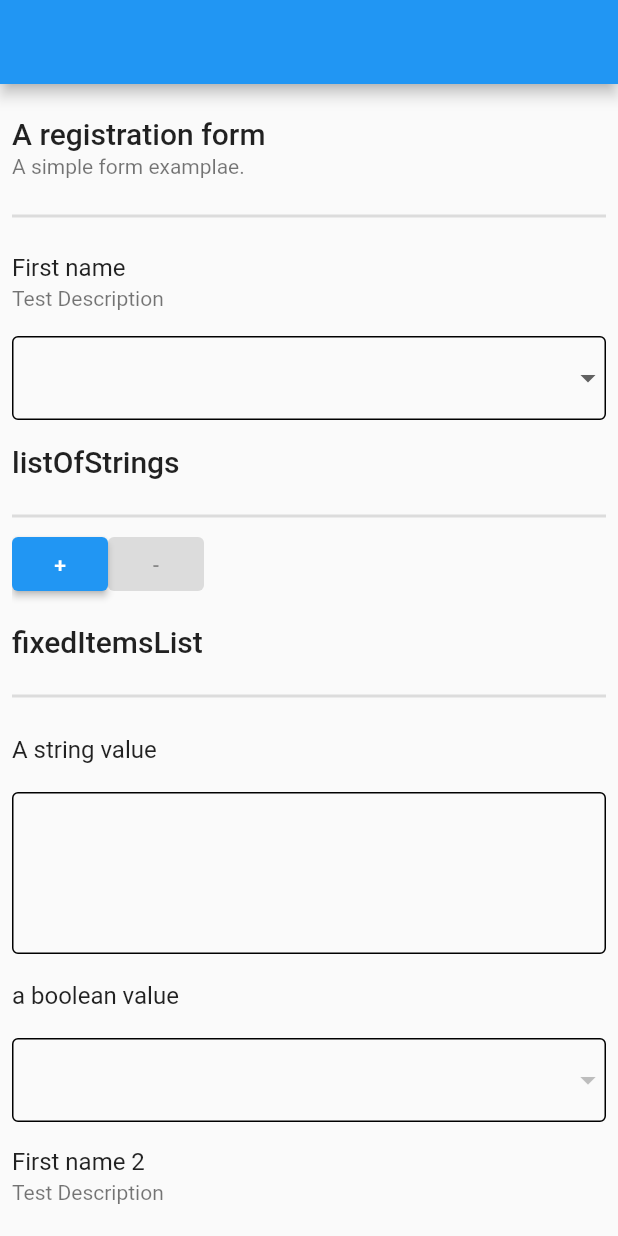
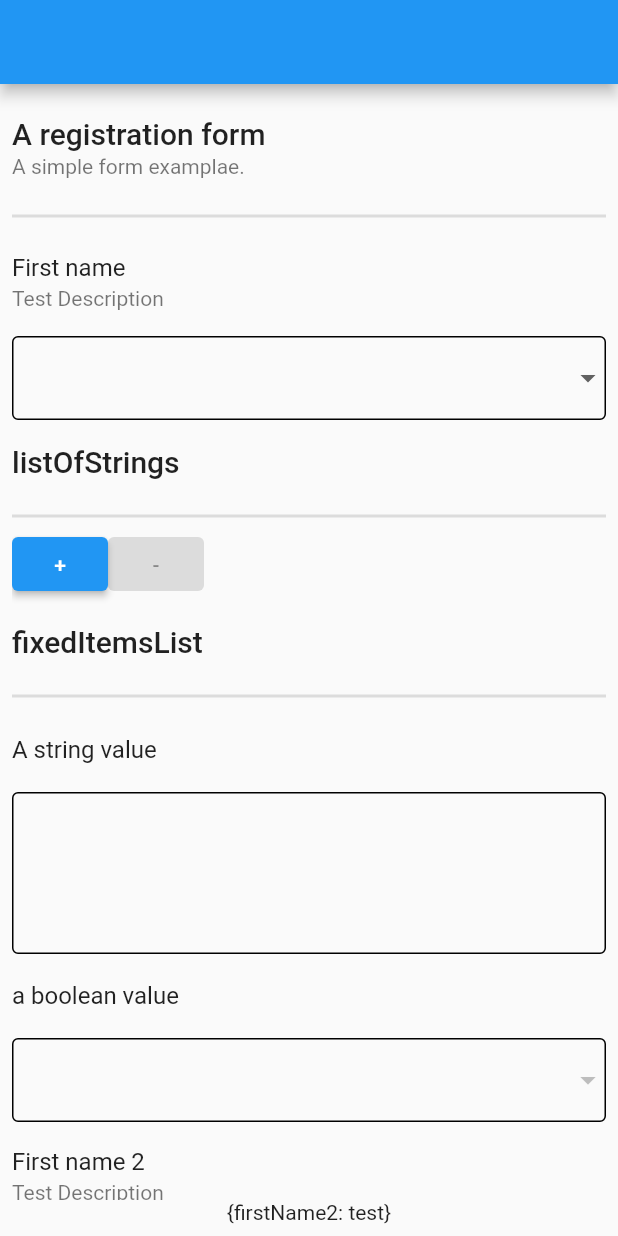
Before and after one commit to aTNa-Lab/atna_json_schema_form, a Flutter app: the screen it shows after launch, on a phone screen of 412 x 824 dp. Run offline on Flutter 3.47's test engine with Material 2 defaults, Android fonts, the phone set to English and light mode, and no system bars; our stand-ins replace bloc, equatable, flutter_bloc.

Commit message:
Add onchange callback; Implement on change in text_widget.

```diff
--- a/lib/main.dart
+++ b/lib/main.dart
@@ -28,7 +28,7 @@ class HomePage extends StatefulWidget {
 }
 
 class _HomePageState extends State<HomePage> {
-  late final Map<String, dynamic> formData;
+  late Map<String, dynamic> _formData;
   late final Map<String, dynamic> json;
   late final Map<String, dynamic> ui;
 
@@ -94,7 +94,7 @@ class _HomePageState extends State<HomePage> {
         ],
       },
     };
-    formData = {'firstName2': 'test'};
+    _formData = {'firstName2': 'test'};
     super.initState();
   }
 
@@ -104,10 +104,22 @@ class _HomePageState extends State<HomePage> {
       appBar: AppBar(),
       body: Padding(
         padding: const EdgeInsets.all(8.0),
-        child: FlutterJsonSchemaForm(
-          schema: json,
-          uiSchema: ui,
-          formData: formData,
+        child: Column(
+          children: [
+            Expanded(
+              child: FlutterJsonSchemaForm(
+                schema: json,
+                uiSchema: ui,
+                formData: _formData,
+                onChange: (formData) {
+                  setState(() {
+                    _formData = formData;
+                  });
+                },
+              ),
+            ),
+            Text(_formData.toString()),
+          ],
         ),
       ),
     );
--- a/packages/flutter_json_schema_form/lib/src/bloc/form_bloc.dart
+++ b/packages/flutter_json_schema_form/lib/src/bloc/form_bloc.dart
@@ -1,11 +1,19 @@
 import 'package:bloc/bloc.dart';
 import 'package:equatable/equatable.dart';
 
+import '../../flutter_json_schema_form.dart';
+
 part 'form_event.dart';
+
 part 'form_state.dart';
 
 class FormBloc extends Bloc<FormEvent, FormState> {
-  FormBloc([Map<String, dynamic>? formData]) : super(FormInitial(formData ?? {})) {
+  final ChangeFormCallback? onChangeCallback;
+
+  FormBloc({
+    Map<String, dynamic>? formData,
+    this.onChangeCallback,
+  }) : super(FormInitial(formData ?? {})) {
     on<ChangeFormEvent>(_onChangeFormEvent);
     on<SubmitFormEvent>(_onSubmitFormEvent);
   }
@@ -16,6 +24,9 @@ class FormBloc extends Bloc<FormEvent, FormState> {
     final prevState = state.formData;
     final Map<String, dynamic> newState = {...prevState, id: value};
     emit(FormModified(newState));
+    if (onChangeCallback != null) {
+      onChangeCallback!(newState);
+    }
   }
 
   void _onSubmitFormEvent(SubmitFormEvent event, Emitter<FormState> emit) {}
--- a/packages/flutter_json_schema_form/lib/src/flutter_json_schema_form.dart
+++ b/packages/flutter_json_schema_form/lib/src/flutter_json_schema_form.dart
@@ -5,16 +5,20 @@ import 'bloc/form_bloc.dart';
 import 'models/models.dart';
 import 'widgets/widgets.dart';
 
+typedef ChangeFormCallback = Function(Map<String, dynamic> formData);
+
 class FlutterJsonSchemaForm extends StatefulWidget {
   final Map<String, dynamic> schema;
   final Map<String, dynamic>? uiSchema;
   final Map<String, dynamic>? formData;
+  final ChangeFormCallback? onChange;
 
   const FlutterJsonSchemaForm({
     Key? key,
     required this.schema,
     this.uiSchema,
     this.formData,
+    this.onChange,
   }) : super(key: key);
 
   @override
@@ -33,7 +37,7 @@ class _FlutterJsonSchemaFormState extends State<FlutterJsonSchemaForm> {
   @override
   Widget build(BuildContext context) {
     return BlocProvider(
-      create: (context) => FormBloc(widget.formData),
+      create: (context) => FormBloc(formData: widget.formData, onChangeCallback: widget.onChange),
       child: SingleChildScrollView(
         child: SectionWidget(model: model),
       ),
--- a/packages/flutter_json_schema_form/lib/src/widgets/text_widget.dart
+++ b/packages/flutter_json_schema_form/lib/src/widgets/text_widget.dart
@@ -28,6 +28,10 @@ class _TextWidgetState extends State<TextWidget> {
     ),
   );
 
+  void onChange(BuildContext context, value) {
+    context.read<bloc.FormBloc>().add(bloc.ChangeFormEvent(widget.model.id!, value));
+  }
+
   @override
   Widget build(BuildContext context) {
     Widget field;
@@ -43,7 +47,6 @@ class _TextWidgetState extends State<TextWidget> {
     } else if (widget.model.widgetType == WidgetType.textarea) {
       field = TextFormField(
         decoration: decoration,
-        // expands: true,
         minLines: 4,
         maxLines: 10,
       );
@@ -54,6 +57,9 @@ class _TextWidgetState extends State<TextWidget> {
           return TextFormField(
             initialValue: value ?? '',
             decoration: decoration,
+            onChanged: (value) {
+              onChange(context, value);
+            },
           );
         },
       );
```
